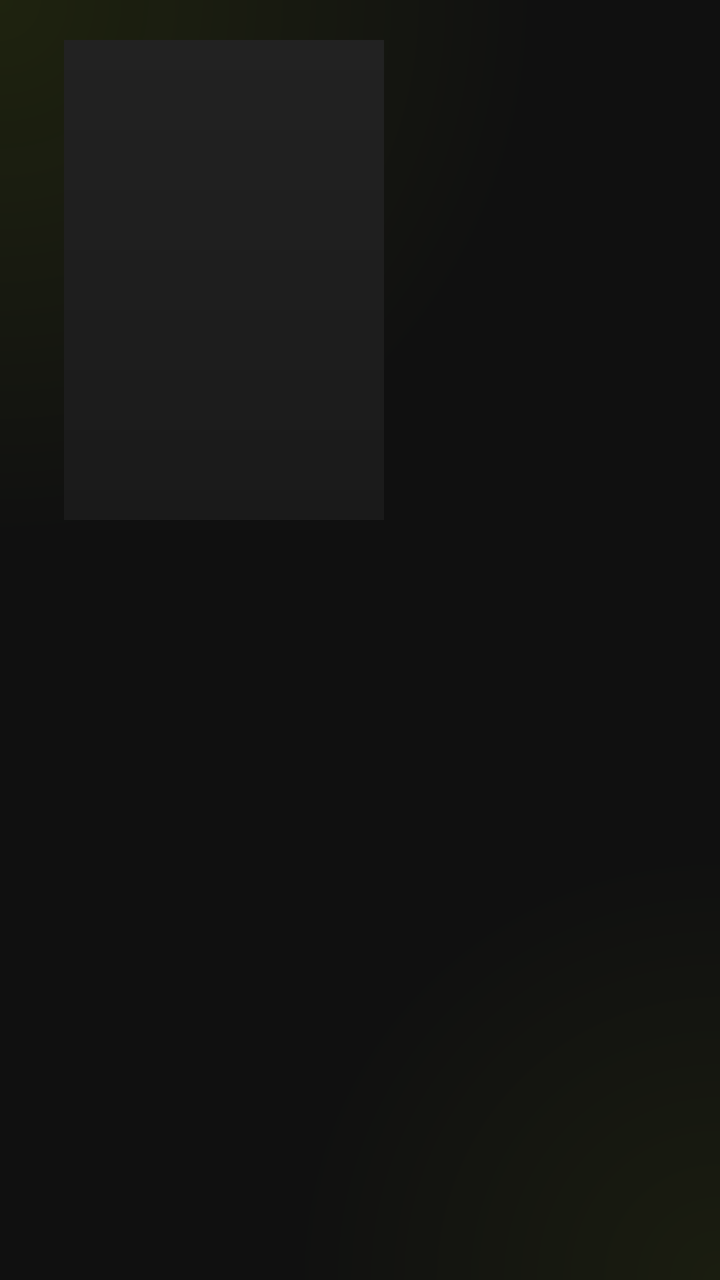
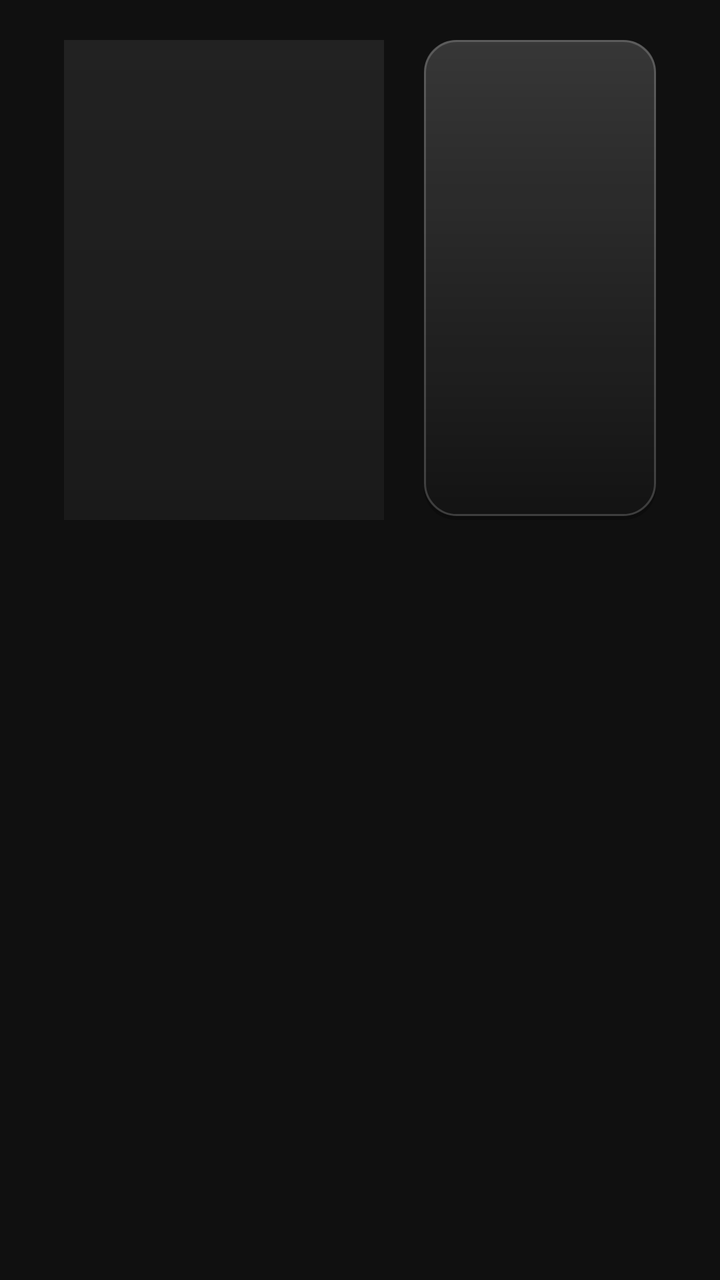

An Android layout rendered at two revisions. The XML below is the earlier revision; the diff shows what the commit changed to produce the second picture.
<!-- AndroidManifest.xml: application theme AppTheme -->
<!-- res/layout/activity_series.xml -->
<?xml version="1.0" encoding="utf-8"?>
<LinearLayout xmlns:android="http://schemas.android.com/apk/res/android"
    android:layout_width="match_parent"
    android:layout_height="match_parent"
    android:background="@drawable/bg_gradient"
    android:orientation="vertical"
    android:paddingStart="32dp"
    android:paddingTop="20dp"
    android:paddingEnd="32dp"
    android:paddingBottom="16dp">

    <LinearLayout
        android:layout_width="match_parent"
        android:layout_height="wrap_content"
        android:orientation="horizontal">

        <ImageView
            android:id="@+id/iv_cover"
            android:layout_width="160dp"
            android:layout_height="240dp"
            android:background="@drawable/bg_poster"
            android:contentDescription="Capa"
            android:scaleType="centerCrop" />

        <LinearLayout
            android:layout_width="0dp"
            android:layout_height="wrap_content"
            android:layout_marginStart="20dp"
            android:layout_weight="1"
            android:orientation="vertical">

            <TextView
                android:id="@+id/tv_title"
                android:layout_width="match_parent"
                android:layout_height="wrap_content"
                android:ellipsize="end"
                android:maxLines="1"
                android:textColor="#C8FF00"
                android:textSize="30sp"
                android:textStyle="bold" />

            <TextView
                android:id="@+id/tv_meta"
                android:layout_width="match_parent"
                android:layout_height="wrap_content"
                android:layout_marginTop="4dp"
                android:ellipsize="end"
                android:maxLines="1"
                android:textColor="#A8A8A8"
                android:textSize="16sp"
                android:visibility="gone" />

            <TextView
                android:id="@+id/tv_plot"
                android:layout_width="match_parent"
                android:layout_height="wrap_content"
                android:layout_marginTop="6dp"
                android:ellipsize="end"
                android:focusable="false"
                android:lineSpacingExtra="2dp"
                android:maxLines="4"
                android:textColor="#A8A8A8"
                android:textSize="16sp" />
        </LinearLayout>
    </LinearLayout>

    <LinearLayout
        android:layout_width="match_parent"
        android:layout_height="wrap_content"
        android:orientation="horizontal">

        <Button
            android:id="@+id/btn_continue"
            android:layout_width="wrap_content"
            android:layout_height="wrap_content"
            android:layout_marginTop="10dp"
            android:layout_marginEnd="12dp"
            android:background="@drawable/bg_button_primary"
            android:focusable="true"
            android:minWidth="140dp"
            android:paddingStart="28dp"
            android:paddingEnd="28dp"
            android:text="Continuar de onde parei"
            android:textColor="#101010"
            android:textSize="20sp"
            android:textStyle="bold"
            android:visibility="gone" />

        <Button
            android:id="@+id/btn_watch"
            android:layout_width="wrap_content"
            android:layout_height="wrap_content"
            android:layout_marginTop="10dp"
            android:background="@drawable/bg_button_primary"
            android:focusable="true"
            android:minWidth="140dp"
            android:paddingStart="28dp"
            android:paddingEnd="28dp"
            android:text="Assistir"
            android:textColor="#101010"
            android:textSize="20sp"
            android:textStyle="bold"
            android:visibility="gone" />
    </LinearLayout>

    <Button
        android:id="@+id/btn_season"
        android:layout_width="wrap_content"
        android:layout_height="wrap_content"
        android:layout_marginTop="10dp"
        android:background="@drawable/bg_button"
        android:focusable="true"
        android:minWidth="200dp"
        android:paddingStart="28dp"
        android:paddingEnd="28dp"
        android:text="Temporada 1"
        android:textColor="#FFFFFF"
        android:textSize="20sp"
        android:textStyle="bold"
        android:visibility="gone" />

    <GridView
        android:id="@+id/gv_episodes"
        android:layout_width="match_parent"
        android:layout_height="0dp"
        android:layout_marginTop="10dp"
        android:layout_weight="1"
        android:cacheColorHint="@android:color/transparent"
        android:clipToPadding="false"
        android:horizontalSpacing="0dp"
        android:listSelector="@android:color/transparent"
        android:numColumns="15"
        android:scrollbars="none"
        android:stretchMode="columnWidth"
        android:verticalSpacing="0dp"
        android:visibility="gone" />

    <LinearLayout
        android:layout_width="match_parent"
        android:layout_height="0dp"
        android:layout_marginTop="14dp"
        android:layout_weight="1"
        android:orientation="horizontal">

        <ListView
            android:id="@+id/lv_seasons"
            android:layout_width="300dp"
            android:layout_height="match_parent"
            android:cacheColorHint="@android:color/transparent"
            android:divider="@null"
            android:dividerHeight="0dp"
            android:listSelector="@android:color/transparent"
            android:scrollbars="none" />

        <FrameLayout
            android:layout_width="0dp"
            android:layout_height="match_parent"
            android:layout_marginStart="16dp"
            android:layout_weight="1">

            <ListView
                android:id="@+id/lv_episodes"
                android:layout_width="match_parent"
                android:layout_height="match_parent"
                android:cacheColorHint="@android:color/transparent"
                android:divider="@null"
                android:dividerHeight="0dp"
                android:listSelector="@android:color/transparent"
                android:scrollbars="none" />

            <TextView
                android:id="@+id/tv_status"
                android:layout_width="match_parent"
                android:layout_height="match_parent"
                android:gravity="center"
                android:padding="24dp"
                android:text="Carregando..."
                android:textColor="#A8A8A8"
                android:textSize="20sp" />
        </FrameLayout>
    </LinearLayout>

</LinearLayout>
<!-- resources referenced by this layout -->
<resources>
  <!-- drawable bg_button (drawable) -->
  <?xml version="1.0" encoding="utf-8"?>
  <selector xmlns:android="http://schemas.android.com/apk/res/android">
      <item android:state_focused="true">
          <layer-list>
              <item>
                  <shape android:shape="rectangle">
                      <stroke android:width="6dp" android:color="#59C8FF00" />
                      <corners android:radius="17dp" />
                  </shape>
              </item>
              <item android:left="3dp" android:top="3dp" android:right="3dp" android:bottom="3dp">
                  <shape android:shape="rectangle">
                      <solid android:color="#222222" />
                      <stroke android:width="3dp" android:color="#C8FF00" />
                      <corners android:radius="14dp" />
                  </shape>
              </item>
          </layer-list>
      </item>
      <item android:state_pressed="true">
          <layer-list>
              <item>
                  <shape android:shape="rectangle">
                      <stroke android:width="6dp" android:color="#59C8FF00" />
                      <corners android:radius="17dp" />
                  </shape>
              </item>
              <item android:left="3dp" android:top="3dp" android:right="3dp" android:bottom="3dp">
                  <shape android:shape="rectangle">
                      <solid android:color="#2A2A2A" />
                      <stroke android:width="3dp" android:color="#C8FF00" />
                      <corners android:radius="14dp" />
                  </shape>
              </item>
          </layer-list>
      </item>
      <item>
          <shape android:shape="rectangle">
              <solid android:color="#222222" />
              <stroke android:width="1dp" android:color="#2A2A2A" />
              <corners android:radius="14dp" />
          </shape>
      </item>
  </selector>
  <!-- drawable bg_gradient (drawable) -->
  <?xml version="1.0" encoding="utf-8"?>
  <layer-list xmlns:android="http://schemas.android.com/apk/res/android">
      <item>
          <shape android:shape="rectangle">
              <solid android:color="#101010" />
          </shape>
      </item>
      <item>
          <shape android:shape="rectangle">
              <gradient android:type="radial" android:centerX="0.0" android:centerY="0.0"
                  android:gradientRadius="75%p" android:startColor="#14C8FF00" android:endColor="#00C8FF00" />
          </shape>
      </item>
      <item>
          <shape android:shape="rectangle">
              <gradient android:type="radial" android:centerX="1.0" android:centerY="1.0"
                  android:gradientRadius="60%p" android:startColor="#0DC8FF00" android:endColor="#00C8FF00" />
          </shape>
      </item>
  </layer-list>
  <style name="AppTheme" parent="android:Theme.Material.NoActionBar">
          <item name="android:windowBackground">#101010</item>
          <item name="android:colorAccent">#C8FF00</item>
      </style>
  <!-- unchanged entries left out for length: 2 -->
</resources>

<!-- the commit's change to res/layout/activity_series.xml (unified diff, before → after) -->
@@ -27,7 +27,10 @@
             android:layout_height="wrap_content"
             android:layout_marginStart="20dp"
             android:layout_weight="1"
-            android:orientation="vertical">
+            android:background="@drawable/glass_mid"
+            android:minHeight="240dp"
+            android:orientation="vertical"
+            android:padding="16dp">
 
             <TextView
                 android:id="@+id/tv_title"
<!-- resource entries referenced after the edit -->
@@ -3,73 +3,173 @@
   <!-- drawable bg_button (drawable) -->
   <?xml version="1.0" encoding="utf-8"?>
   <selector xmlns:android="http://schemas.android.com/apk/res/android">
-      <item android:state_focused="true">
-          <layer-list>
-              <item>
-                  <shape android:shape="rectangle">
-                      <stroke android:width="6dp" android:color="#59C8FF00" />
-                      <corners android:radius="17dp" />
-                  </shape>
-              </item>
-              <item android:left="3dp" android:top="3dp" android:right="3dp" android:bottom="3dp">
-                  <shape android:shape="rectangle">
-                      <solid android:color="#222222" />
-                      <stroke android:width="3dp" android:color="#C8FF00" />
-                      <corners android:radius="14dp" />
-                  </shape>
-              </item>
-          </layer-list>
-      </item>
-      <item android:state_pressed="true">
-          <layer-list>
-              <item>
-                  <shape android:shape="rectangle">
-                      <stroke android:width="6dp" android:color="#59C8FF00" />
-                      <corners android:radius="17dp" />
-                  </shape>
-              </item>
-              <item android:left="3dp" android:top="3dp" android:right="3dp" android:bottom="3dp">
-                  <shape android:shape="rectangle">
-                      <solid android:color="#2A2A2A" />
-                      <stroke android:width="3dp" android:color="#C8FF00" />
-                      <corners android:radius="14dp" />
-                  </shape>
-              </item>
-          </layer-list>
-      </item>
-      <item>
-          <shape android:shape="rectangle">
-              <solid android:color="#222222" />
-              <stroke android:width="1dp" android:color="#2A2A2A" />
-              <corners android:radius="14dp" />
-          </shape>
-      </item>
+      <item android:state_focused="true" android:drawable="@drawable/glass_focus_14" />
+      <item android:state_pressed="true" android:drawable="@drawable/glass_focus_14" />
+      <item android:drawable="@drawable/glass_light" />
   </selector>
   <!-- drawable bg_gradient (drawable) -->
   <?xml version="1.0" encoding="utf-8"?>
+  <shape xmlns:android="http://schemas.android.com/apk/res/android" android:shape="rectangle">
+      <solid android:color="#00000000" />
+  </shape>
+  <!-- drawable glass_mid (drawable) -->
+  <?xml version="1.0" encoding="utf-8"?>
   <layer-list xmlns:android="http://schemas.android.com/apk/res/android">
-      <item>
+      <item android:top="2dp">
           <shape android:shape="rectangle">
-              <solid android:color="#101010" />
+              <solid android:color="@color/asc_glass_shadow" />
+              <corners android:radius="16dp" />
           </shape>
       </item>
-      <item>
+      <item android:bottom="2dp">
           <shape android:shape="rectangle">
-              <gradient android:type="radial" android:centerX="0.0" android:centerY="0.0"
-                  android:gradientRadius="75%p" android:startColor="#14C8FF00" android:endColor="#00C8FF00" />
+              <solid android:color="@color/asc_glass_mid" />
+              <corners android:radius="16dp" />
           </shape>
       </item>
-      <item>
+      <item android:bottom="2dp">
           <shape android:shape="rectangle">
-              <gradient android:type="radial" android:centerX="1.0" android:centerY="1.0"
-                  android:gradientRadius="60%p" android:startColor="#0DC8FF00" android:endColor="#00C8FF00" />
+              <gradient
+                  android:angle="270"
+                  android:endColor="@color/asc_glass_sheen_end"
+                  android:startColor="@color/asc_glass_sheen" />
+              <corners android:radius="16dp" />
+          </shape>
+      </item>
+      <item android:bottom="2dp">
+          <shape android:shape="rectangle">
+              <stroke android:width="1dp" android:color="@color/asc_glass_border" />
+              <corners android:radius="16dp" />
           </shape>
       </item>
   </layer-list>
   <style name="AppTheme" parent="android:Theme.Material.NoActionBar">
           <item name="android:windowBackground">#101010</item>
           <item name="android:colorAccent">#C8FF00</item>
+          <item name="android:alertDialogTheme">@style/AscDialog</item>
       </style>
+  <!-- drawable glass_focus_14 (drawable) -->
+  <?xml version="1.0" encoding="utf-8"?>
+  <layer-list xmlns:android="http://schemas.android.com/apk/res/android">
+      <item>
+          <shape android:shape="rectangle">
+              <stroke android:width="6dp" android:color="@color/asc_accent_glow" />
+              <corners android:radius="17dp" />
+          </shape>
+      </item>
+      <item
+          android:left="3dp"
+          android:top="3dp"
+          android:right="3dp"
+          android:bottom="3dp">
+          <shape android:shape="rectangle">
+              <solid android:color="@color/asc_glass_focus" />
+              <corners android:radius="14dp" />
+          </shape>
+      </item>
+      <item
+          android:left="3dp"
+          android:top="3dp"
+          android:right="3dp"
+          android:bottom="3dp">
+          <shape android:shape="rectangle">
+              <gradient
+                  android:angle="270"
+                  android:endColor="@color/asc_glass_sheen_end"
+                  android:startColor="@color/asc_glass_sheen" />
+              <corners android:radius="14dp" />
+          </shape>
+      </item>
+      <item
+          android:left="3dp"
+          android:top="3dp"
+          android:right="3dp"
+          android:bottom="3dp">
+          <shape android:shape="rectangle">
+              <stroke android:width="3dp" android:color="@color/asc_accent" />
+              <corners android:radius="14dp" />
+          </shape>
+      </item>
+  </layer-list>
+  <!-- drawable glass_light (drawable) -->
+  <?xml version="1.0" encoding="utf-8"?>
+  <layer-list xmlns:android="http://schemas.android.com/apk/res/android">
+      <item android:top="2dp">
+          <shape android:shape="rectangle">
+              <solid android:color="@color/asc_glass_shadow" />
+              <corners android:radius="14dp" />
+          </shape>
+      </item>
+      <item android:bottom="2dp">
+          <shape android:shape="rectangle">
+              <solid android:color="@color/asc_glass_light" />
+              <corners android:radius="14dp" />
+          </shape>
+      </item>
+      <item android:bottom="2dp">
+          <shape android:shape="rectangle">
+              <gradient
+                  android:angle="270"
+                  android:endColor="@color/asc_glass_sheen_end"
+                  android:startColor="@color/asc_glass_sheen" />
+              <corners android:radius="14dp" />
+          </shape>
+      </item>
+      <item android:bottom="2dp">
+          <shape android:shape="rectangle">
+              <stroke android:width="1dp" android:color="@color/asc_glass_border" />
+              <corners android:radius="14dp" />
+          </shape>
+      </item>
+  </layer-list>
+  <color name="asc_glass_shadow">#40000000</color>
+  <color name="asc_glass_mid">#8C1A1A1A</color>
+  <color name="asc_glass_sheen_end">#00FFFFFF</color>
+  <color name="asc_glass_sheen">#26FFFFFF</color>
+  <color name="asc_glass_border">#2EFFFFFF</color>
+  <style name="AscDialog" parent="android:Theme.Material.Dialog.Alert">
+          <item name="android:windowBackground">@drawable/glass_strong</item>
+          <item name="android:colorAccent">#C8FF00</item>
+          <item name="android:textColorPrimary">#FFFFFF</item>
+          <item name="android:textColorSecondary">#A8A8A8</item>
+      </style>
+  <color name="asc_accent_glow">#59C8FF00</color>
+  <color name="asc_glass_focus">#CC262626</color>
+  <color name="asc_accent">#C8FF00</color>
+  <color name="asc_glass_light">#661A1A1A</color>
+  <!-- drawable glass_strong (drawable) -->
+  <?xml version="1.0" encoding="utf-8"?>
+  <layer-list xmlns:android="http://schemas.android.com/apk/res/android">
+      <item android:top="2dp">
+          <shape android:shape="rectangle">
+              <solid android:color="@color/asc_glass_shadow" />
+              <corners android:radius="18dp" />
+          </shape>
+      </item>
+      <item android:bottom="2dp">
+          <shape android:shape="rectangle">
+              <solid android:color="@color/asc_glass_strong" />
+              <corners android:radius="18dp" />
+          </shape>
+      </item>
+      <item android:bottom="2dp">
+          <shape android:shape="rectangle">
+              <gradient
+                  android:angle="270"
+                  android:endColor="@color/asc_glass_sheen_end"
+                  android:startColor="@color/asc_glass_sheen" />
+              <corners android:radius="18dp" />
+          </shape>
+      </item>
+      <item android:bottom="2dp">
+          <shape android:shape="rectangle">
+              <stroke android:width="1dp" android:color="@color/asc_glass_border_strong" />
+              <corners android:radius="18dp" />
+          </shape>
+      </item>
+  </layer-list>
+  <color name="asc_glass_strong">#D9141414</color>
+  <color name="asc_glass_border_strong">#3DFFFFFF</color>
   <!-- unchanged entries left out for length: 2 -->
 </resources>
 
